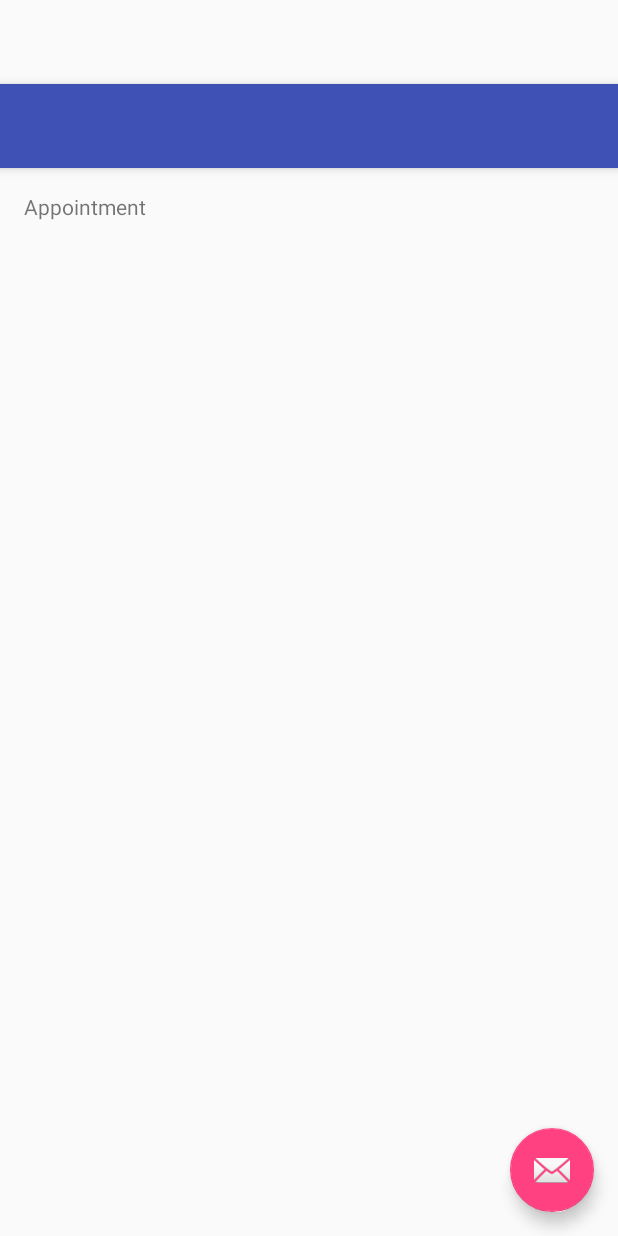
After one commit to FlavioAmurrio506/VoiceCalender, an Android app: the layout activity_alert_receiver.xml on its own in the app's theme, with its tools: preview values and no code run, on a phone screen of 412 x 824 dp. The commit adds this screen. Run offline under Robolectric (Android 15) with nearby library versions, the phone set to English and light mode, and no system bars.

Commit message:
4/5/2016

```diff
--- a/app/src/main/java/gbreaker2000/voicecalender/MainActivity.java
+++ b/app/src/main/java/gbreaker2000/voicecalender/MainActivity.java
@@ -1,5 +1,6 @@
 package gbreaker2000.voicecalender;
 
+import android.app.NotificationManager;
 import android.content.Intent;
 import android.content.res.ColorStateList;
 import android.media.MediaRecorder;
@@ -33,6 +34,9 @@ public class MainActivity extends AppCompatActivity {
     FloatingActionButton today_button;
     FloatingActionButton add_float_Button;
     boolean recStatus = false;
+    NotificationManager notificationManager;
+    int notifID = 33;
+    boolean isNotificActive = false;
 
     @Override
     protected void onCreate(Bundle savedInstanceState) {
--- /dev/null
+++ b/app/src/main/res/layout/activity_alert_receiver.xml
@@ -0,0 +1,34 @@
+<?xml version="1.0" encoding="utf-8"?>
+<android.support.design.widget.CoordinatorLayout xmlns:android="http://schemas.android.com/apk/res/android"
+    xmlns:app="http://schemas.android.com/apk/res-auto"
+    xmlns:tools="http://schemas.android.com/tools"
+    android:layout_width="match_parent"
+    android:layout_height="match_parent"
+    android:fitsSystemWindows="true"
+    tools:context="gbreaker2000.voicecalender.AlertReceiver">
+
+    <android.support.design.widget.AppBarLayout
+        android:layout_width="match_parent"
+        android:layout_height="wrap_content"
+        android:theme="@style/AppTheme.AppBarOverlay">
+
+        <android.support.v7.widget.Toolbar
+            android:id="@+id/toolbar"
+            android:layout_width="match_parent"
+            android:layout_height="?attr/actionBarSize"
+            android:background="?attr/colorPrimary"
+            app:popupTheme="@style/AppTheme.PopupOverlay" />
+
+    </android.support.design.widget.AppBarLayout>
+
+    <include layout="@layout/content_alert_receiver" />
+
+    <android.support.design.widget.FloatingActionButton
+        android:id="@+id/fab"
+        android:layout_width="wrap_content"
+        android:layout_height="wrap_content"
+        android:layout_gravity="bottom|end"
+        android:layout_margin="@dimen/fab_margin"
+        android:src="@android:drawable/ic_dialog_email" />
+
+</android.support.design.widget.CoordinatorLayout>
--- /dev/null
+++ b/app/src/main/res/layout/content_alert_receiver.xml
@@ -0,0 +1,20 @@
+<?xml version="1.0" encoding="utf-8"?>
+<RelativeLayout xmlns:android="http://schemas.android.com/apk/res/android"
+    xmlns:app="http://schemas.android.com/apk/res-auto"
+    xmlns:tools="http://schemas.android.com/tools"
+    android:layout_width="match_parent"
+    android:layout_height="match_parent"
+    android:paddingBottom="@dimen/activity_vertical_margin"
+    android:paddingLeft="@dimen/activity_horizontal_margin"
+    android:paddingRight="@dimen/activity_horizontal_margin"
+    android:paddingTop="@dimen/activity_vertical_margin"
+    app:layout_behavior="@string/appbar_scrolling_view_behavior"
+    tools:context="gbreaker2000.voicecalender.AlertReceiver"
+    tools:showIn="@layout/activity_alert_receiver">
+    <TextView
+        android:layout_width="match_parent"
+        android:layout_height="match_parent"
+        android:text="Appointment"
+        android:id="@+id/alarmview"/>
+
+</RelativeLayout>
--- a/app/src/main/res/layout/content_make_appointment.xml
+++ b/app/src/main/res/layout/content_make_appointment.xml
@@ -53,7 +53,7 @@
             android:layout_height="wrap_content"
             android:inputType="textAutoCorrect"
 
-            android:id="@+id/tittle"/>
+            android:id="@+id/tittle" />
 
     </LinearLayout>
     <LinearLayout
--- a/app/src/main/res/values/strings.xml
+++ b/app/src/main/res/values/strings.xml
@@ -4,4 +4,5 @@
     <string name="title_activity_make_appointment">MakeAppointment</string>
     <string name="title_activity_audio_record_test">AudioRecordTest</string>
     <string name="title_activity_appointment_view">AppointmentView</string>
+    <string name="title_activity_alert_receiver">AlertReceiver</string>
 </resources>
```
Also changed, not shown: app/src/main/AndroidManifest.xml (+12 -2 lines), app/src/main/java/gbreaker2000/voicecalender/AlertReceiver.java (added, +45 -0 lines), app/src/main/java/gbreaker2000/voicecalender/Appointment.java (+13 -0 lines), app/src/main/java/gbreaker2000/voicecalender/FileIO.java (added, +110 -0 lines), app/src/main/java/gbreaker2000/voicecalender/MakeAppointment.java (+14 -0 lines), 1 other file.
